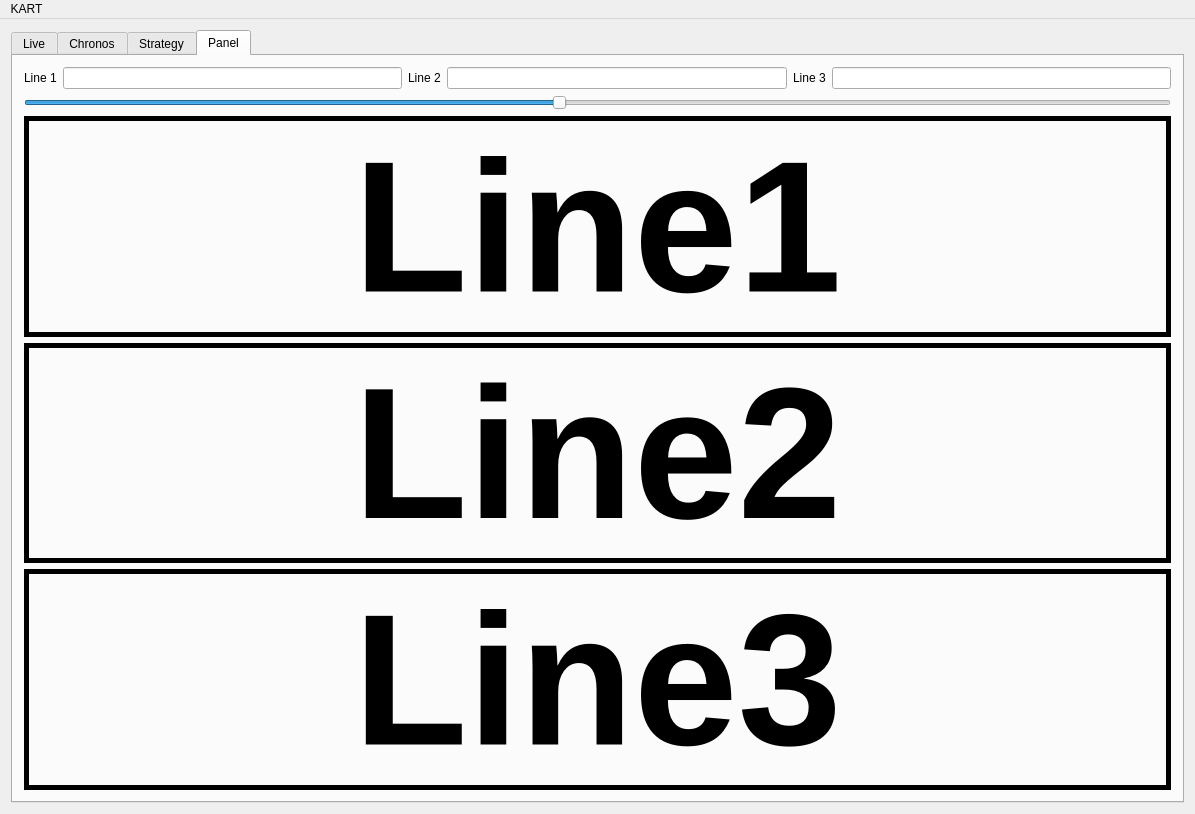
Above: mainwindow.ui from Sixdsn/KART before the change. Below: the same form after it.
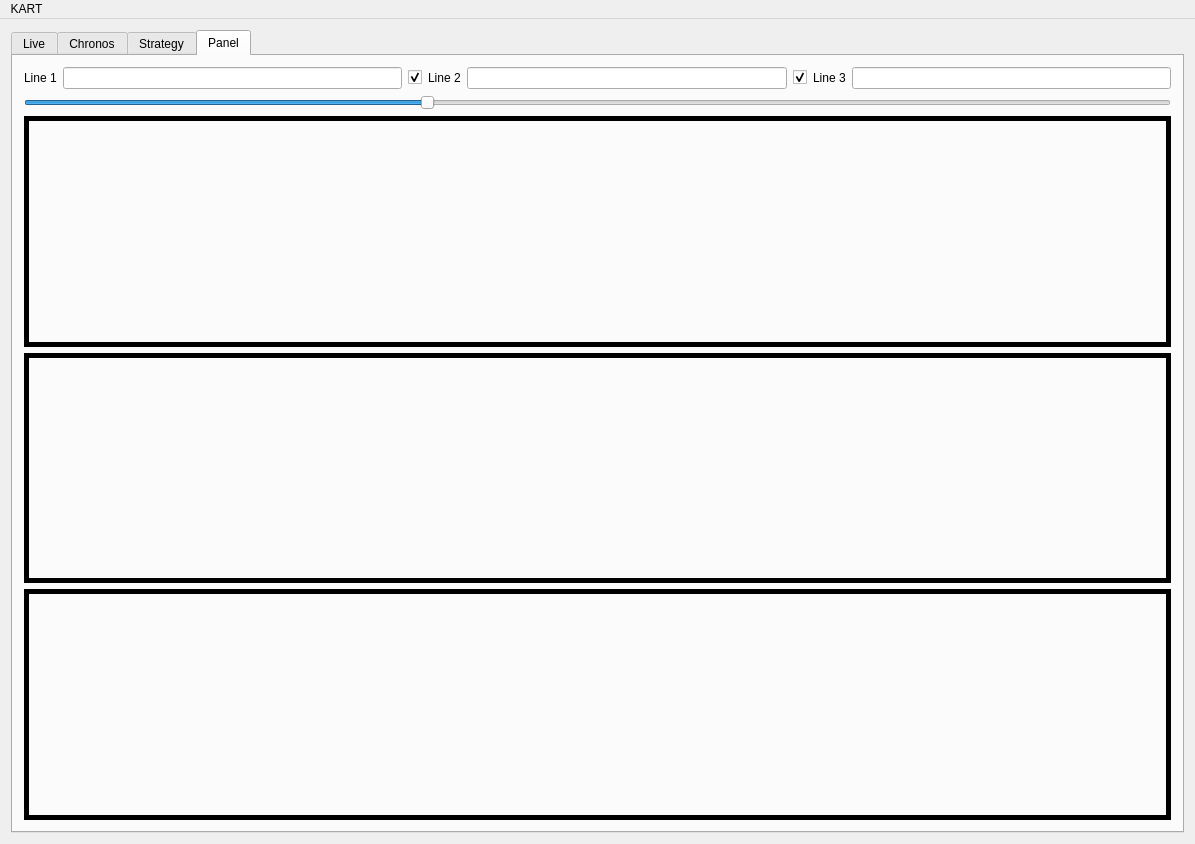
That is the form after the change. The open tabs and pages were chosen to show the change.

Commit message: add checkbox for panel lines

```diff
--- a/mainwindow.ui
+++ b/mainwindow.ui
@@ -7,7 +7,7 @@
     <x>0</x>
     <y>0</y>
     <width>1183</width>
-    <height>811</height>
+    <height>844</height>
    </rect>
   </property>
   <property name="windowTitle">
@@ -505,6 +505,16 @@
           </item>
           <item>
            <layout class="QHBoxLayout" name="horizontalLayout_4">
+            <item>
+             <widget class="QCheckBox" name="checkBoxLine2">
+              <property name="text">
+               <string/>
+              </property>
+              <property name="checked">
+               <bool>true</bool>
+              </property>
+             </widget>
+            </item>
             <item>
              <widget class="QLabel" name="label_2">
               <property name="text">
@@ -519,6 +529,16 @@
           </item>
           <item>
            <layout class="QHBoxLayout" name="horizontalLayout_5">
+            <item>
+             <widget class="QCheckBox" name="checkBoxLine3">
+              <property name="text">
+               <string/>
+              </property>
+              <property name="checked">
+               <bool>true</bool>
+              </property>
+             </widget>
+            </item>
             <item>
              <widget class="QLabel" name="label_3">
               <property name="text">
@@ -538,7 +558,7 @@
           <item>
            <widget class="QSlider" name="PolicySlider">
             <property name="maximum">
-             <number>300</number>
+             <number>400</number>
             </property>
             <property name="value">
              <number>140</number>
@@ -688,7 +708,7 @@
              <number>5</number>
             </property>
             <property name="text">
-             <string>Line1</string>
+             <string/>
             </property>
             <property name="textFormat">
              <enum>Qt::AutoText</enum>
@@ -796,7 +816,7 @@
              <number>5</number>
             </property>
             <property name="text">
-             <string>Line2</string>
+             <string/>
             </property>
             <property name="scaledContents">
              <bool>true</bool>
@@ -871,7 +891,7 @@
              <number>5</number>
             </property>
             <property name="text">
-             <string>Line3</string>
+             <string/>
             </property>
             <property name="scaledContents">
              <bool>true</bool>
```
Left out of the diff: 6 changed lines with no effect on the pictures. The commit also changes 3 other files.
